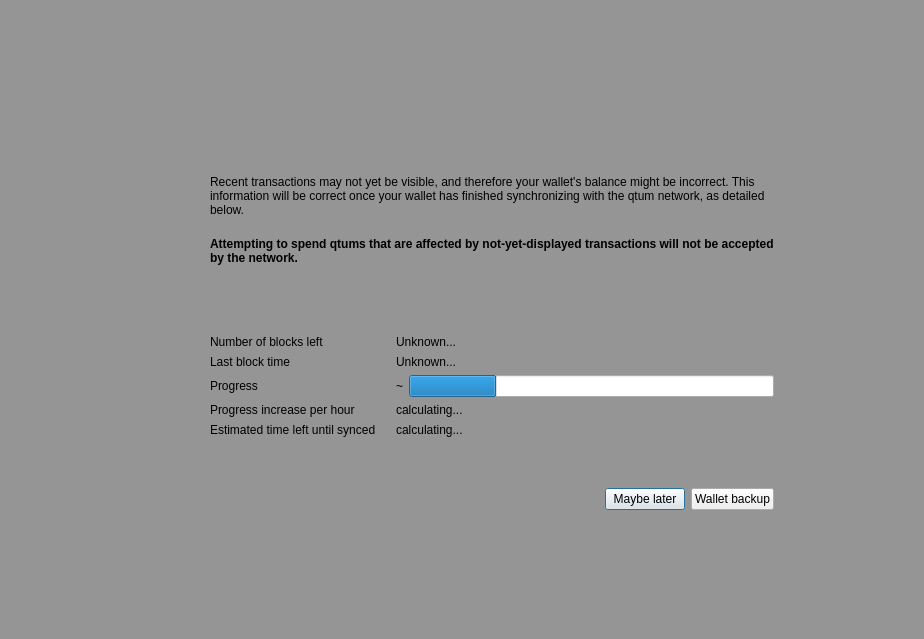
Old version of the form src/qt/forms/modaloverlay.ui in the repository SIProjects/SICash.Network.
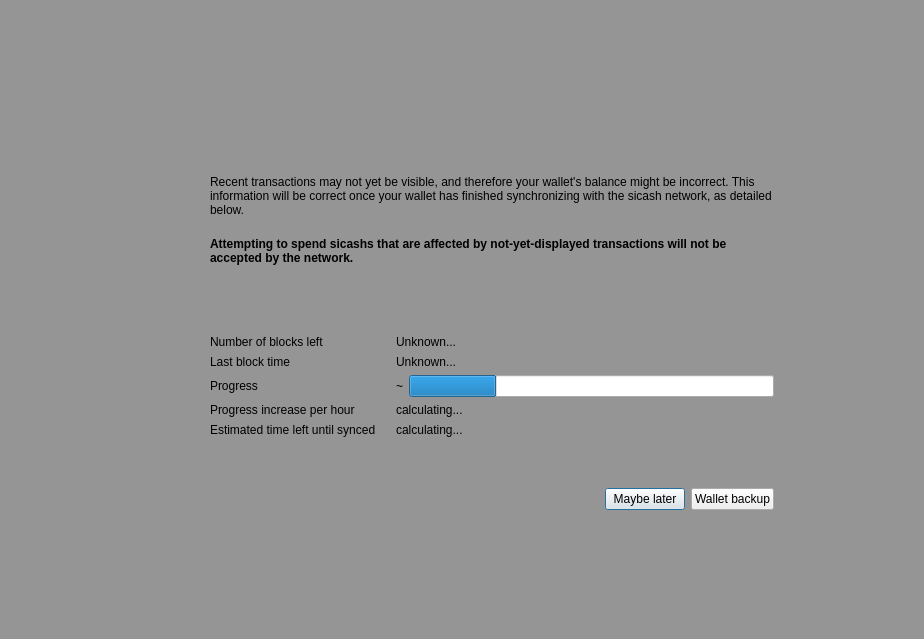
New version of the form. Custom widgets are drawn as their Qt base class.

Diff of the .ui file:
```diff
--- a/src/qt/forms/modaloverlay.ui
+++ b/src/qt/forms/modaloverlay.ui
@@ -158,7 +158,7 @@
                  <item>
                   <widget class="QLabel" name="infoText">
                    <property name="text">
-                    <string>Recent transactions may not yet be visible, and therefore your wallet's balance might be incorrect. This information will be correct once your wallet has finished synchronizing with the qtum network, as detailed below.</string>
+                    <string>Recent transactions may not yet be visible, and therefore your wallet's balance might be incorrect. This information will be correct once your wallet has finished synchronizing with the sicash network, as detailed below.</string>
                    </property>
                    <property name="textFormat">
                     <enum>Qt::RichText</enum>
@@ -177,7 +177,7 @@
                     </font>
                    </property>
                    <property name="text">
-                    <string>Attempting to spend qtums that are affected by not-yet-displayed transactions will not be accepted by the network.</string>
+                    <string>Attempting to spend sicashs that are affected by not-yet-displayed transactions will not be accepted by the network.</string>
                    </property>
                    <property name="textFormat">
                     <enum>Qt::RichText</enum>
```
